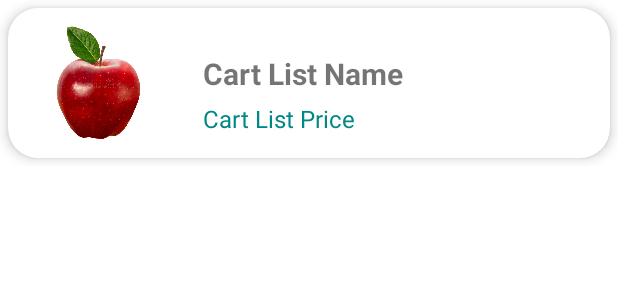
After one commit to rodneyd05/Grocery, an Android app: the layout cart_list_design.xml on its own in the app's theme, with its tools: preview values and no code run, on a phone screen of 412 x 824 dp. The commit adds this screen. Shown: the top 300 px of the screen. Run offline under Robolectric (Android 15) with nearby library versions, the phone set to English and light mode, and no system bars.

Commit message:
Added add to cart function

```diff
--- a/app/src/main/java/com/thisisit/grocery/Grocery.kt
+++ b/app/src/main/java/com/thisisit/grocery/Grocery.kt
@@ -33,7 +33,7 @@ val meatList = listOf(
 val beverageList = listOf(
     Grocery("Tea", 20.0, R.raw.tea),
     Grocery("Coffee", 20.0, R.raw.coffee),
-    Grocery("Healthiest of All!!!!!!!", 20.0, R.raw.beer)
+    Grocery("Healthiest of All", 20.0, R.raw.beer)
 )
 
 val pairList = listOf(
--- a/app/src/main/java/com/thisisit/grocery/MainActivity.kt
+++ b/app/src/main/java/com/thisisit/grocery/MainActivity.kt
@@ -1,5 +1,6 @@
 package com.thisisit.grocery
 
+import android.content.Intent
 import androidx.appcompat.app.AppCompatActivity
 import android.os.Bundle
 import androidx.recyclerview.widget.LinearLayoutManager
@@ -17,5 +18,10 @@ class MainActivity : AppCompatActivity() {
         mainBinding.categoriesRecyclerView.layoutManager = LinearLayoutManager(this)
         val categoriesListAdapter = CategoriesAdapter(pairList)
         mainBinding.categoriesRecyclerView.adapter = categoriesListAdapter
+
+        mainBinding.cart.setOnClickListener {
+            val intent = Intent(this, CartActivity::class.java)
+            startActivity(intent)
+        }
     }
 }
--- /dev/null
+++ b/app/src/main/res/drawable/cart_add.xml
@@ -0,0 +1,5 @@
+<vector android:height="24dp" android:tint="#2CAD51"
+    android:viewportHeight="24" android:viewportWidth="24"
+    android:width="24dp" xmlns:android="http://schemas.android.com/apk/res/android">
+    <path android:fillColor="@android:color/white" android:pathData="M11,9h2L13,6h3L16,4h-3L13,1h-2v3L8,4v2h3v3zM7,18c-1.1,0 -1.99,0.9 -1.99,2S5.9,22 7,22s2,-0.9 2,-2 -0.9,-2 -2,-2zM17,18c-1.1,0 -1.99,0.9 -1.99,2s0.89,2 1.99,2 2,-0.9 2,-2 -0.9,-2 -2,-2zM7.17,14.75l0.03,-0.12 0.9,-1.63h7.45c0.75,0 1.41,-0.41 1.75,-1.03l3.86,-7.01L19.42,4h-0.01l-1.1,2 -2.76,5L8.53,11l-0.13,-0.27L6.16,6l-0.95,-2 -0.94,-2L1,2v2h2l3.6,7.59 -1.35,2.45c-0.16,0.28 -0.25,0.61 -0.25,0.96 0,1.1 0.9,2 2,2h12v-2L7.42,15c-0.13,0 -0.25,-0.11 -0.25,-0.25z"/>
+</vector>
--- a/app/src/main/res/layout/activity_main.xml
+++ b/app/src/main/res/layout/activity_main.xml
@@ -11,7 +11,7 @@
         android:layout_width="wrap_content"
         android:layout_height="wrap_content"
         android:layout_marginStart="40dp"
-        android:layout_marginTop="50dp"
+        android:layout_marginTop="30dp"
         android:text="Grocery"
         android:textColor="@color/black"
         android:textSize="34sp"
@@ -76,7 +76,7 @@
         android:layout_width="30dp"
         android:layout_height="30dp"
         android:layout_marginStart="140dp"
-        android:layout_marginTop="60dp"
+        android:layout_marginTop="40dp"
         app:layout_constraintStart_toEndOf="@+id/groceryTextView"
         app:layout_constraintTop_toTopOf="parent"
         app:srcCompat="@drawable/cart" />
--- /dev/null
+++ b/app/src/main/res/layout/cart_list_design.xml
@@ -0,0 +1,60 @@
+<?xml version="1.0" encoding="utf-8"?>
+<androidx.constraintlayout.widget.ConstraintLayout xmlns:android="http://schemas.android.com/apk/res/android"
+    xmlns:app="http://schemas.android.com/apk/res-auto"
+    xmlns:tools="http://schemas.android.com/tools"
+    android:layout_width="match_parent"
+    android:layout_height="wrap_content">
+
+    <androidx.cardview.widget.CardView
+        android:layout_width="match_parent"
+        android:layout_height="100dp"
+        android:layout_margin="5dp"
+        android:background="@color/white"
+        app:cardCornerRadius="20dp"
+        app:cardElevation="5dp"
+        app:layout_constraintBottom_toBottomOf="parent"
+        app:layout_constraintEnd_toEndOf="parent"
+        app:layout_constraintStart_toStartOf="parent"
+        app:layout_constraintTop_toTopOf="parent">
+
+        <androidx.constraintlayout.widget.ConstraintLayout
+            android:layout_width="match_parent"
+            android:layout_height="match_parent">
+
+            <ImageView
+                android:id="@+id/cartListImageView"
+                android:layout_width="100dp"
+                android:layout_height="100dp"
+                android:layout_marginStart="10dp"
+                app:layout_constraintBottom_toBottomOf="parent"
+                app:layout_constraintStart_toStartOf="parent"
+                app:layout_constraintTop_toTopOf="parent"
+                app:layout_constraintVertical_bias="0.5"
+                app:srcCompat="@drawable/red_apple" />
+
+            <TextView
+                android:id="@+id/cartListName"
+                android:layout_width="wrap_content"
+                android:layout_height="wrap_content"
+                android:layout_marginStart="20dp"
+                android:layout_marginTop="30dp"
+                android:text="Cart List Name"
+                android:textSize="20sp"
+                android:textStyle="bold"
+                app:layout_constraintStart_toEndOf="@+id/cartListImageView"
+                app:layout_constraintTop_toTopOf="parent" />
+
+            <TextView
+                android:id="@+id/cartListPrice"
+                android:layout_width="wrap_content"
+                android:layout_height="wrap_content"
+                android:layout_marginStart="20dp"
+                android:layout_marginTop="5dp"
+                android:text="Cart List Price"
+                android:textColor="@color/teal_700"
+                android:textSize="16sp"
+                app:layout_constraintStart_toEndOf="@+id/cartListImageView"
+                app:layout_constraintTop_toBottomOf="@+id/cartListName" />
+        </androidx.constraintlayout.widget.ConstraintLayout>
+    </androidx.cardview.widget.CardView>
+</androidx.constraintlayout.widget.ConstraintLayout>
--- a/app/src/main/res/values/colors.xml
+++ b/app/src/main/res/values/colors.xml
@@ -7,4 +7,5 @@
     <color name="teal_700">#FF018786</color>
     <color name="black">#FF000000</color>
     <color name="white">#FFFFFFFF</color>
+    <color name="thisGreen">#2CAD51</color>
 </resources>
```
Also changed, not shown: app/src/main/java/com/thisisit/grocery/CartActivity.kt (+10 -1 lines), app/src/main/java/com/thisisit/grocery/CartAdapter.kt (added, +37 -0 lines), app/src/main/java/com/thisisit/grocery/GroceryAdapter.kt (+13 -3 lines), app/src/main/res/layout/activity_cart.xml (+38 -0 lines), app/src/main/res/layout/groceries_list_design.xml (+10 -0 lines).
